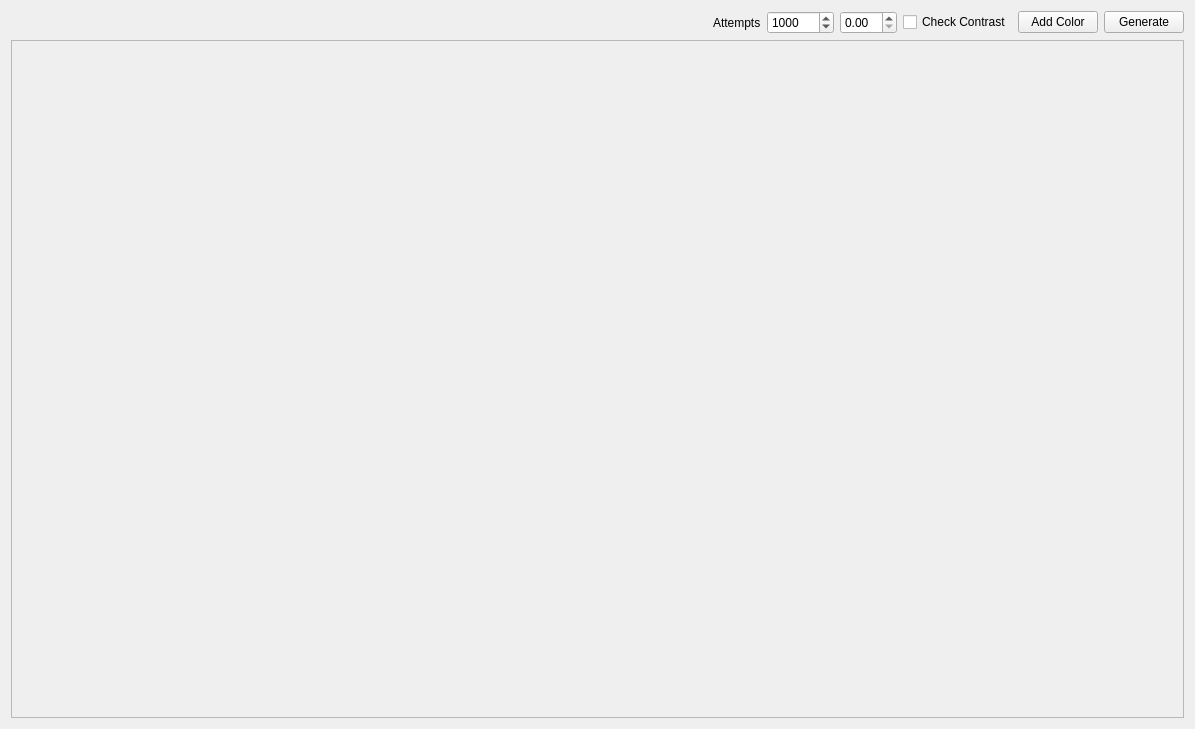
This is src/widgets/colorpalettegeneratorwidget.ui in N1vn0vem8er/cutetoolbox as Qt 5 draws it before an edit. The edited form follows.
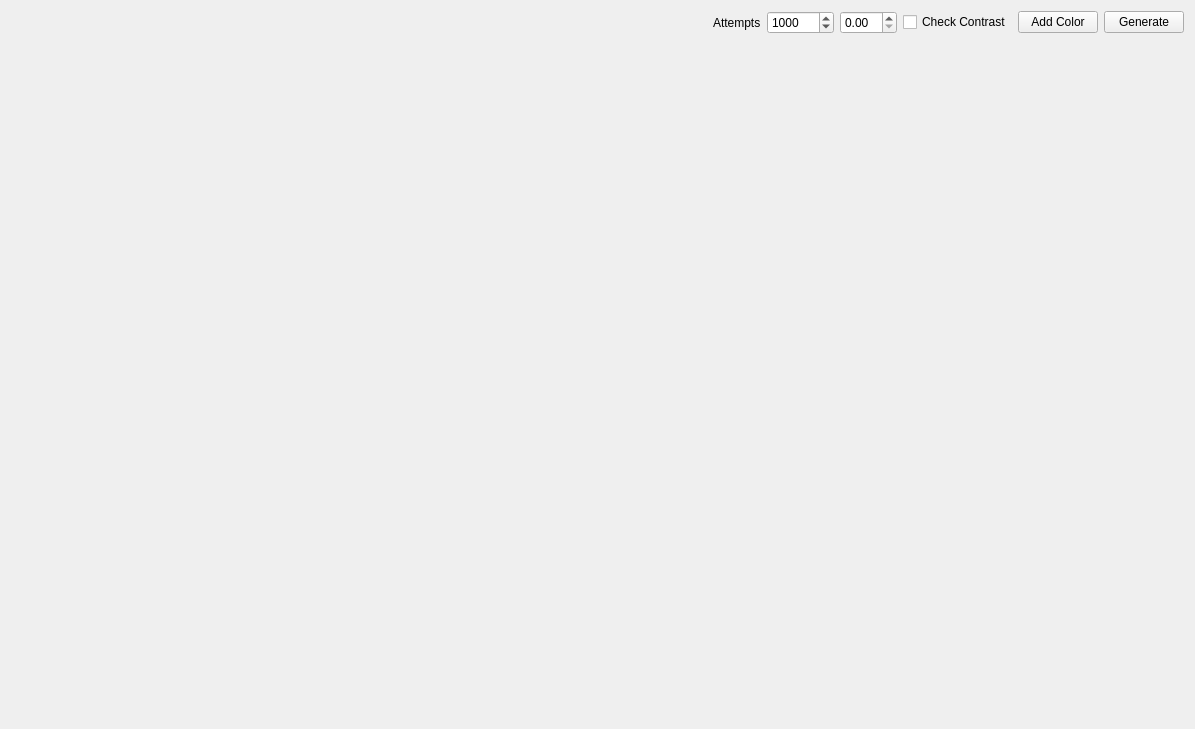
This is the edited form. Icons and pictures are not drawn.

Commit message: Implemented coping colors

Diff of the .ui file:
```diff
--- a/src/widgets/colorpalettegeneratorwidget.ui
+++ b/src/widgets/colorpalettegeneratorwidget.ui
@@ -90,6 +90,9 @@
    </item>
    <item>
     <widget class="QScrollArea" name="scrollArea">
+     <property name="frameShape">
+      <enum>QFrame::Shape::NoFrame</enum>
+     </property>
      <property name="widgetResizable">
       <bool>true</bool>
      </property>
@@ -98,8 +101,8 @@
        <rect>
         <x>0</x>
         <y>0</y>
-        <width>1175</width>
-        <height>674</height>
+        <width>1177</width>
+        <height>676</height>
        </rect>
       </property>
       <layout class="QHBoxLayout" name="horizontalLayout_3">
```
The commit also changes 1 other file.
